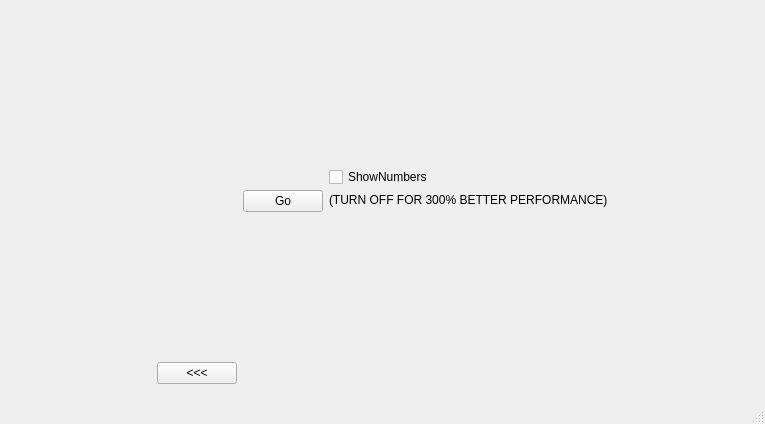
Qt form aiproject/mainwindow.ui (lookasiamrose/aiproject) before a commit.
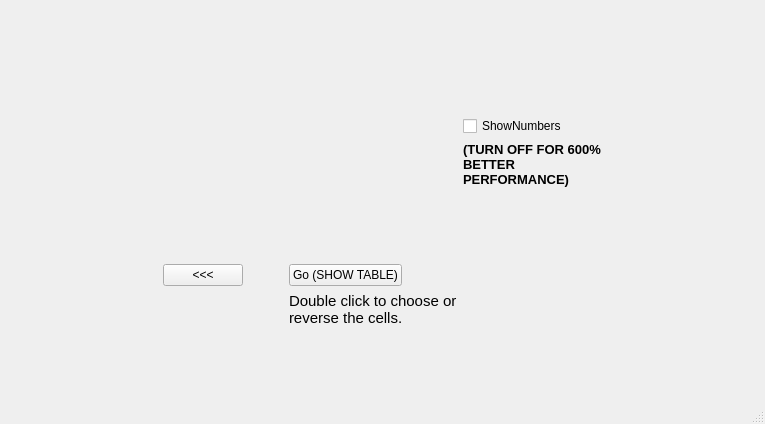
The same form after that commit. The open tabs and pages were chosen to show the change.

```diff
--- a/aiproject/mainwindow.ui
+++ b/aiproject/mainwindow.ui
@@ -206,7 +206,7 @@
        <layout class="QGridLayout" name="gridLayout_5">
         <item row="0" column="0">
          <layout class="QGridLayout" name="gridLayout_4">
-          <item row="1" column="2">
+          <item row="1" column="3">
            <widget class="QCheckBox" name="checkBox">
             <property name="sizePolicy">
              <sizepolicy hsizetype="Fixed" vsizetype="Fixed">
@@ -228,7 +228,30 @@
             </property>
            </widget>
           </item>
-          <item row="4" column="0">
+          <item row="2" column="3">
+           <widget class="QLabel" name="label_2">
+            <property name="sizePolicy">
+             <sizepolicy hsizetype="Preferred" vsizetype="Fixed">
+              <horstretch>0</horstretch>
+              <verstretch>0</verstretch>
+             </sizepolicy>
+            </property>
+            <property name="font">
+             <font>
+              <pointsize>10</pointsize>
+              <weight>75</weight>
+              <bold>true</bold>
+             </font>
+            </property>
+            <property name="text">
+             <string>(TURN OFF FOR 600% BETTER PERFORMANCE)</string>
+            </property>
+            <property name="wordWrap">
+             <bool>true</bool>
+            </property>
+           </widget>
+          </item>
+          <item row="3" column="0" alignment="Qt::AlignBottom">
            <widget class="QPushButton" name="pushButton_11">
             <property name="sizePolicy">
              <sizepolicy hsizetype="Fixed" vsizetype="Fixed">
@@ -241,7 +264,22 @@
             </property>
            </widget>
           </item>
-          <item row="0" column="1" rowspan="5">
+          <item row="4" column="2" alignment="Qt::AlignTop">
+           <widget class="QLabel" name="label_3">
+            <property name="font">
+             <font>
+              <pointsize>11</pointsize>
+             </font>
+            </property>
+            <property name="text">
+             <string>Double click to choose or reverse the cells.</string>
+            </property>
+            <property name="wordWrap">
+             <bool>true</bool>
+            </property>
+           </widget>
+          </item>
+          <item row="0" column="2" rowspan="4" alignment="Qt::AlignBottom">
            <widget class="QPushButton" name="pushButton_8">
             <property name="sizePolicy">
              <sizepolicy hsizetype="Fixed" vsizetype="Fixed">
@@ -250,22 +288,25 @@
              </sizepolicy>
             </property>
             <property name="text">
-             <string>Go</string>
+             <string>Go (SHOW TABLE)</string>
             </property>
            </widget>
           </item>
-          <item row="2" column="2">
-           <widget class="QLabel" name="label_2">
-            <property name="sizePolicy">
-             <sizepolicy hsizetype="Preferred" vsizetype="Fixed">
-              <horstretch>0</horstretch>
-              <verstretch>0</verstretch>
-             </sizepolicy>
+          <item row="3" column="1">
+           <spacer name="horizontalSpacer_2">
+            <property name="orientation">
+             <enum>Qt::Horizontal</enum>
             </property>
-            <property name="text">
-             <string>(TURN OFF FOR 300% BETTER PERFORMANCE)</string>
+            <property name="sizeType">
+             <enum>QSizePolicy::Fixed</enum>
             </property>
-           </widget>
+            <property name="sizeHint" stdset="0">
+             <size>
+              <width>40</width>
+              <height>20</height>
+             </size>
+            </property>
+           </spacer>
           </item>
          </layout>
         </item>
```
Left out of the diff: 9 changed lines with no effect on the pictures.
